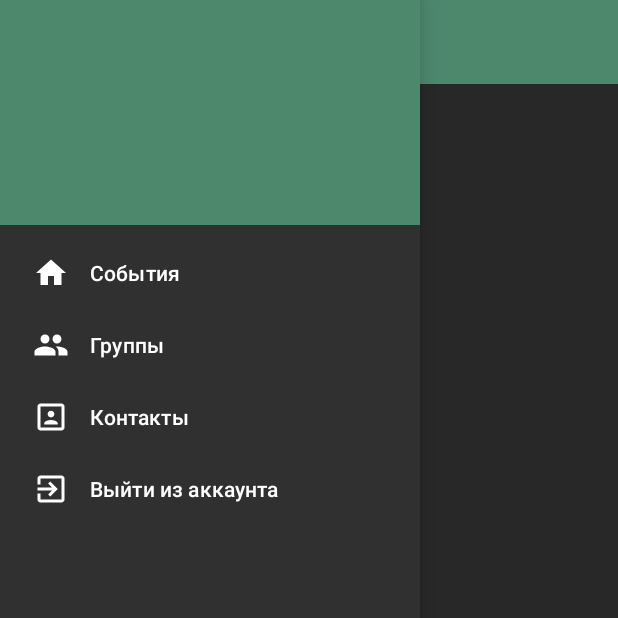
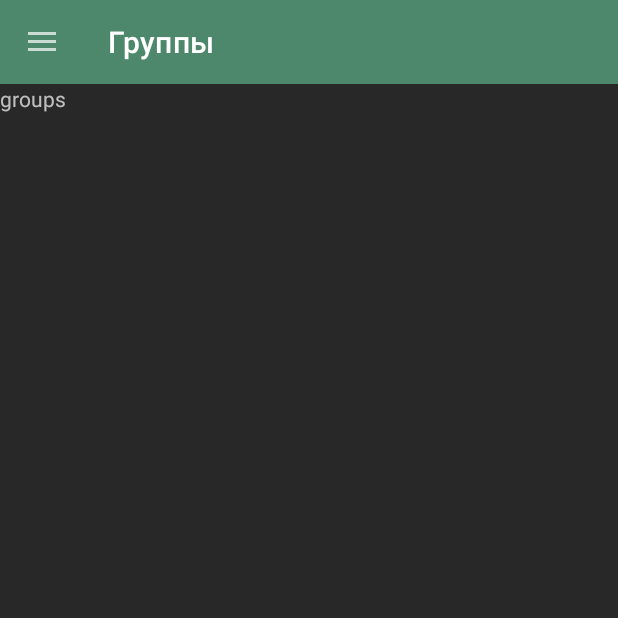
Before and after one commit to glebxhleb/Debt, an Android app: the screen it shows after launch once a user with an empty profile is signed in (MainActivity), in the side drawer, after a tap on "Группы", on a phone screen of 412 x 824 dp, the top half of it. Run offline under Robolectric (Android 15) with nearby library versions, the phone set to English and light mode, and no system bars; our stand-ins replace Dagger/Hilt's generated code, Firebase (no records; nobody signed in at launch, a user with empty details on screens opened directly), navigation-ui.

Commit message:
add navigation

```diff
--- a/app/build.gradle
+++ b/app/build.gradle
@@ -37,6 +37,8 @@ dependencies {
     implementation "org.jetbrains.kotlin:kotlin-reflect:1.4.0"
     implementation 'androidx.appcompat:appcompat:1.2.0'
     implementation 'androidx.core:core-ktx:1.3.1'
+    implementation 'androidx.navigation:navigation-fragment-ktx:2.2.2'
+    implementation 'androidx.navigation:navigation-ui-ktx:2.2.2'
     testImplementation 'junit:junit:4.12'
     androidTestImplementation 'androidx.test:runner:1.1.1'
     androidTestImplementation 'androidx.test.espresso:espresso-core:3.1.1'
--- a/app/src/main/java/com/copper/debt/presentation/ProfilePresenter.kt
+++ b/app/src/main/java/com/copper/debt/presentation/ProfilePresenter.kt
@@ -1,7 +1,7 @@
 
 package com.copper.debt.presentation
 
-import com.copper.debt.ui.profile.ProfileView
+import com.copper.debt.ui.main.ProfileView
 
 
 interface ProfilePresenter : BasePresenter<ProfileView> {
--- a/app/src/main/java/com/copper/debt/presentation/implementation/ProfilePresenterImpl.kt
+++ b/app/src/main/java/com/copper/debt/presentation/implementation/ProfilePresenterImpl.kt
@@ -3,7 +3,8 @@ package com.copper.debt.presentation.implementation
 import com.copper.debt.firebase.authentication.FirebaseAuthenticationInterface
 import com.copper.debt.firebase.database.FirebaseDatabaseInterface
 import com.copper.debt.presentation.ProfilePresenter
-import com.copper.debt.ui.profile.ProfileView
+import com.copper.debt.ui.main.ProfileView
+
 import javax.inject.Inject
 
 class ProfilePresenterImpl @Inject constructor(
--- /dev/null
+++ b/app/src/main/java/com/copper/debt/ui/groups/GroupsFragment.kt
@@ -0,0 +1,18 @@
+package com.copper.debt.ui.groups
+
+import android.os.Bundle
+import android.view.LayoutInflater
+import android.view.View
+import android.view.ViewGroup
+import androidx.fragment.app.Fragment
+import com.copper.debt.R
+
+class GroupsFragment: Fragment() {
+    override fun onCreateView(
+        inflater: LayoutInflater,
+        container: ViewGroup?,
+        savedInstanceState: Bundle?
+    ): View? {
+        return inflater.inflate(R.layout.fragment_groups, container, false)
+    }
+}
--- a/app/src/main/java/com/copper/debt/ui/main/MainActivity.kt
+++ b/app/src/main/java/com/copper/debt/ui/main/MainActivity.kt
@@ -1,23 +1,30 @@
 package com.copper.debt.ui.main
-import MainPagerAdapter
-import android.app.Activity
+
 import android.content.Context
 import android.content.Intent
 import android.os.Bundle
+import android.view.MenuItem
 
 import androidx.appcompat.app.AppCompatActivity
+import androidx.navigation.Navigation
+import androidx.navigation.ui.AppBarConfiguration
+import androidx.navigation.ui.NavigationUI
 import com.copper.debt.R
-import com.copper.debt.common.onClick
-import com.copper.debt.common.onPageChange
-import com.copper.debt.model.Status
-import com.copper.debt.ui.addDebt.AddDebtActivity
+import com.copper.debt.profilePresenter
 import com.copper.debt.ui.debts.AllDebtsFragment
-import com.copper.debt.ui.profile.ProfileFragment
+import com.copper.debt.ui.welcome.WelcomeActivity
+import com.google.android.material.navigation.NavigationView
 
 
 import kotlinx.android.synthetic.main.activity_main.*
+import kotlinx.android.synthetic.main.fragment_profile.*
 
-class MainActivity : AppCompatActivity() {
+class MainActivity : AppCompatActivity(), ProfileView,
+    NavigationView.OnNavigationItemSelectedListener {
+
+    private val presenter by lazy { profilePresenter() }
+
+    private lateinit var appBarConfiguration: AppBarConfiguration
 
     companion object {
         fun getLaunchIntent(from: Context) = Intent(from, MainActivity::class.java).apply {
@@ -25,39 +32,52 @@ class MainActivity : AppCompatActivity() {
         }
     }
 
-  private lateinit var profileFragment: ProfileFragment
-  private lateinit var allDebtsFragment: AllDebtsFragment
     override fun onCreate(savedInstanceState: Bundle?) {
         super.onCreate(savedInstanceState)
         setContentView(R.layout.activity_main)
+        presenter.setView(this)
+        presenter.getProfile()
 
         initUi()
     }
 
     private fun initUi() {
-    val adapter = MainPagerAdapter(supportFragmentManager)
-    profileFragment = ProfileFragment()
-    allDebtsFragment = AllDebtsFragment()
-    adapter.setPages(listOf(allDebtsFragment, profileFragment))
-
-    mainPager.adapter = adapter
-
-    mainPager.offscreenPageLimit = 3
-//    bottomNavigation.setOnNavigationItemSelectedListener {
-//      switchNavigationTab(it.order)
-//      true
-//    }
-
-//    mainPager.onPageChange { position ->
-//      val item = bottomNavigation.menu.getItem(position)
-//
-//      bottomNavigation.selectedItemId = item.itemId
-//    }
-
-//    addDebt.onClick {
-//      startActivity(Intent(this, AddDebtActivity::class.java))
-//    }
+        nav_view.setNavigationItemSelectedListener(this)
+        setSupportActionBar(toolbar)
+        appBarConfiguration = AppBarConfiguration.Builder(
+            R.id.nav_home, R.id.nav_contacts, R.id.nav_groups
+        )
+            .setDrawerLayout(drawer_layout)
+            .build();
+        val navController = Navigation.findNavController(this, R.id.nav_host_fragment);
+        NavigationUI.setupActionBarWithNavController(this, navController, appBarConfiguration);
+        NavigationUI.setupWithNavController(nav_view, navController);
     }
 
-  private fun switchNavigationTab(position: Int) = mainPager.setCurrentItem(position, true)
+    override fun showUsername(username: String) {
+        userName.text = username
     }
+
+    override fun showEmail(email: String) {
+        userEmail.text = email
+    }
+
+    override fun openWelcome() {
+        startActivity(Intent(this, WelcomeActivity::class.java))
+        finish()
+    }
+
+    override fun onSupportNavigateUp(): Boolean {
+        val navController = Navigation.findNavController(this, R.id.nav_host_fragment);
+        return NavigationUI.navigateUp(navController, appBarConfiguration)
+                || super.onSupportNavigateUp();
+    }
+
+    override fun onNavigationItemSelected(item: MenuItem): Boolean {
+        if (item.itemId == R.id.nav_logout) {
+            presenter.logOut()
+            return true
+        }
+        return false
+    }
+}
--- a/app/src/main/java/com/copper/debt/ui/profile/ProfileView.kt
+++ b/app/src/main/java/com/copper/debt/ui/main/ProfileView.kt
@@ -1,4 +1,4 @@
-package com.copper.debt.ui.profile
+package com.copper.debt.ui.main
 
 interface ProfileView {
 
--- a/app/src/main/java/com/copper/debt/ui/profile/ProfileFragment.kt
+++ /dev/null
@@ -1,47 +0,0 @@
-package com.copper.debt.ui.profile
-import android.content.Intent
-import android.os.Bundle
-import android.view.LayoutInflater
-import android.view.View
-import android.view.ViewGroup
-import androidx.fragment.app.Fragment
-import com.copper.debt.R
-import com.copper.debt.common.onClick
-import com.copper.debt.profilePresenter
-import com.copper.debt.ui.profile.ProfileView
-import com.copper.debt.ui.welcome.WelcomeActivity
-
-import kotlinx.android.synthetic.main.fragment_profile.*
-
-class ProfileFragment : Fragment(), ProfileView {
-
-  private val presenter by lazy { profilePresenter() }
-
-  override fun onCreateView(inflater: LayoutInflater, container: ViewGroup?, savedInstanceState: Bundle?): View? {
-    return inflater.inflate(R.layout.fragment_profile, container, false)
-  }
-
-  override fun onViewCreated(view: View, savedInstanceState: Bundle?) {
-    super.onViewCreated(view, savedInstanceState)
-    presenter.setView(this)
-    presenter.getProfile()
-    initUi()
-  }
-
-  private fun initUi() {
-    logoutButton.onClick { presenter.logOut() }
-  }
-
-  override fun showUsername(username: String) {
-    userName.text = getString(R.string.username_text, username)
-  }
-
-  override fun showEmail(email: String) {
-    userEmail.text = getString(R.string.email_text, email)
-  }
-
-  override fun openWelcome() {
-    startActivity(Intent(activity, WelcomeActivity::class.java))
-    activity?.finish()
-  }
-}
--- a/app/src/main/res/layout/activity_main.xml
+++ b/app/src/main/res/layout/activity_main.xml
@@ -5,8 +5,7 @@
     android:id="@+id/drawer_layout"
     android:layout_width="match_parent"
     android:layout_height="match_parent"
-    android:fitsSystemWindows="true"
-    tools:openDrawer="start">
+    android:fitsSystemWindows="true">
 
     <com.google.android.material.appbar.AppBarLayout
         android:layout_width="match_parent"
@@ -16,49 +15,15 @@
             android:id="@+id/toolbar"
             android:layout_width="match_parent"
             android:layout_height="?attr/actionBarSize"
-            android:background="?attr/colorPrimary"/>
-        <androidx.constraintlayout.widget.ConstraintLayout
+            android:background="?attr/colorPrimary" />
+
+        <fragment
+            android:id="@+id/nav_host_fragment"
+            android:name="androidx.navigation.fragment.NavHostFragment"
             android:layout_width="match_parent"
-            android:layout_height="match_parent">
-
-
-
-            <!--        <FrameLayout-->
-            <!--            android:id="@+id/toolbar"-->
-            <!--            android:layout_width="0dp"-->
-            <!--            android:layout_height="?attr/actionBarSize"-->
-            <!--            android:background="@color/colorPrimary"-->
-            <!--            app:layout_constraintEnd_toEndOf="parent"-->
-            <!--            app:layout_constraintStart_toStartOf="parent"-->
-            <!--            app:layout_constraintTop_toTopOf="parent">-->
-
-            <!--            <ImageView-->
-            <!--                android:id="@+id/addDebt"-->
-            <!--                android:layout_width="wrap_content"-->
-            <!--                android:layout_height="wrap_content"-->
-            <!--                android:layout_gravity="end|center_vertical"-->
-            <!--                android:contentDescription="@string/add_debt_button"-->
-            <!--                android:padding="16dp"-->
-            <!--                app:srcCompat="@drawable/ic_add_debt" />-->
-            <!--        </FrameLayout>-->
-
-            <androidx.viewpager.widget.ViewPager
-                android:id="@+id/mainPager"
-                android:layout_width="0dp"
-                android:layout_height="match_parent"
-                app:layout_constraintEnd_toEndOf="parent"
-                app:layout_constraintStart_toStartOf="parent" />
-
-            <!--        <com.google.android.material.bottomnavigation.BottomNavigationView-->
-            <!--            android:id="@+id/bottomNavigation"-->
-            <!--            android:layout_width="0dp"-->
-            <!--            android:layout_height="?attr/actionBarSize"-->
-            <!--            android:background="@color/white"-->
-            <!--            app:layout_constraintBottom_toBottomOf="parent"-->
-            <!--            app:layout_constraintEnd_toEndOf="parent"-->
-            <!--            app:layout_constraintStart_toStartOf="parent"-->
-            <!--            app:menu="@menu/bottom_navigation_menu" />-->
-        </androidx.constraintlayout.widget.ConstraintLayout>
+            android:layout_height="match_parent"
+            app:defaultNavHost="true"
+            app:navGraph="@navigation/mobile_navigation" />
     </com.google.android.material.appbar.AppBarLayout>
 
 
--- /dev/null
+++ b/app/src/main/res/layout/fragment_groups.xml
@@ -0,0 +1,12 @@
+<?xml version="1.0" encoding="utf-8"?>
+<androidx.constraintlayout.widget.ConstraintLayout xmlns:android="http://schemas.android.com/apk/res/android"
+    android:layout_width="match_parent"
+    android:layout_height="match_parent"
+    xmlns:app="http://schemas.android.com/apk/res-auto">
+    <TextView
+        android:id="@+id/textView"
+        android:layout_width="match_parent"
+        android:layout_height="wrap_content"
+        android:text="groups"
+        app:layout_constraintTop_toTopOf="parent" />
+</androidx.constraintlayout.widget.ConstraintLayout>
--- a/app/src/main/res/layout/nav_header_main.xml
+++ b/app/src/main/res/layout/nav_header_main.xml
@@ -12,35 +12,25 @@
         app:layout_constraintEnd_toEndOf="parent"
         app:layout_constraintStart_toStartOf="parent"
         app:layout_constraintTop_toTopOf="parent"
-        tools:text="Username: Some user name"
+        tools:text="Some user name"
         android:layout_width="0dp"
         android:layout_height="wrap_content"
-        android:layout_margin="16dp"
-        android:textSize="18sp" />
+        android:layout_marginTop="60dp"
+        android:layout_marginStart="16dp"
+        android:textSize="20sp" />
 
     <TextView
         android:id="@+id/userEmail"
         app:layout_constraintEnd_toEndOf="parent"
         app:layout_constraintStart_toStartOf="parent"
         app:layout_constraintTop_toBottomOf="@id/userName"
-        tools:text="User email: email@mail.com"
+        tools:text="email@mail.com"
         android:layout_width="0dp"
         android:layout_height="wrap_content"
         android:layout_marginStart="16dp"
-        android:layout_marginTop="8dp"
+        android:layout_marginTop="16dp"
         android:layout_marginEnd="16dp"
         android:textSize="16sp" />
 
-    <TextView
-        android:id="@+id/numberOfDebts"
-        app:layout_constraintEnd_toEndOf="parent"
-        app:layout_constraintStart_toStartOf="parent"
-        app:layout_constraintTop_toBottomOf="@id/userEmail"
-        tools:text="Number of debts: 42"
-        android:layout_width="0dp"
-        android:layout_height="wrap_content"
-        android:layout_marginStart="16dp"
-        android:layout_marginTop="8dp"
-        android:textSize="16sp" />
 
 </androidx.constraintlayout.widget.ConstraintLayout>
--- /dev/null
+++ b/app/src/main/res/navigation/mobile_navigation.xml
@@ -0,0 +1,23 @@
+<?xml version="1.0" encoding="utf-8"?>
+<navigation xmlns:android="http://schemas.android.com/apk/res/android"
+    xmlns:app="http://schemas.android.com/apk/res-auto"
+    xmlns:tools="http://schemas.android.com/tools"
+    android:id="@+id/mobile_navigation"
+    app:startDestination="@id/nav_home">
+
+    <fragment
+        android:id="@+id/nav_home"
+        android:name="com.copper.debt.ui.debts.AllDebtsFragment"
+        android:label="@string/events"
+        tools:layout="@layout/fragment_debts" />
+    <fragment
+        android:id="@+id/nav_contacts"
+        android:name="com.copper.debt.ui.contacts.ContactsFragment"
+        android:label="@string/contacts"
+        tools:layout="@layout/fragment_contacts" />
+    <fragment
+        android:id="@+id/nav_groups"
+        android:name="com.copper.debt.ui.groups.GroupsFragment"
+        android:label="@string/groups"
+        tools:layout="@layout/fragment_groups" />
+</navigation>
--- a/app/src/main/res/values/colors.xml
+++ b/app/src/main/res/values/colors.xml
@@ -10,6 +10,9 @@
     <color name="transparent">#00000000</color>
     <color name="gray_very_light">#B1B6C2</color>
 
+    <color name="colorPrimaryLight">#65B18E</color>
+    <color name="colorPrimaryDark">#345C4A</color>
+
     <color name="color_1">#1D272A</color>
     <color name="color_2">#4D886D</color>
     <color name="color_3">#B1CD81</color>
--- a/app/src/main/res/values/strings.xml
+++ b/app/src/main/res/values/strings.xml
@@ -43,6 +43,7 @@
     <string name="groups">Группы</string>
     <string name="events">События</string>
 
+
     <string-array name="currency">
         <item>₽</item>
         <item>$</item>
```
Also changed, not shown: app/src/main/java/com/copper/debt/ui/contacts/ContactsFragment.kt (added, +18 -0 lines), app/src/main/res/drawable/side_nav_bar.xml (added, +9 -0 lines), app/src/main/res/layout/fragment_contacts.xml (added, +15 -0 lines). Lines whose indentation alone changed are shown as unchanged.
